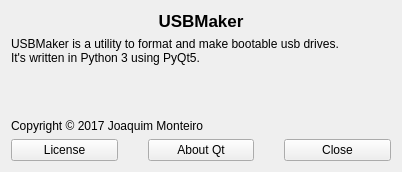
MonterraByte/USBMaker, file USBMaker/about_ui.ui: the form before one commit.
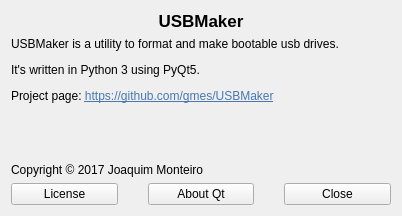
The form after the commit.

Commit message: Add link to github page

Diff of the .ui file:
```diff
--- a/USBMaker/about_ui.ui
+++ b/USBMaker/about_ui.ui
@@ -7,7 +7,7 @@
     <x>0</x>
     <y>0</y>
     <width>402</width>
-    <height>172</height>
+    <height>216</height>
    </rect>
   </property>
   <property name="windowTitle">
@@ -40,14 +40,16 @@
    <item>
     <widget class="QLabel" name="label_text">
      <property name="sizePolicy">
-      <sizepolicy hsizetype="Preferred" vsizetype="Preferred">
+      <sizepolicy hsizetype="Preferred" vsizetype="MinimumExpanding">
        <horstretch>0</horstretch>
        <verstretch>1</verstretch>
       </sizepolicy>
      </property>
      <property name="text">
-      <string>USBMaker is a utility to format and make bootable usb drives.
-It's written in Python 3 using PyQt5.</string>
+      <string>&lt;html&gt;&lt;head/&gt;&lt;body&gt;&lt;p&gt;USBMaker is a utility to format and make bootable usb drives.&lt;/p&gt;&lt;p&gt;It's written in Python 3 using PyQt5.&lt;/p&gt;&lt;p&gt;Project page: &lt;a href=&quot;https://github.com/gmes/USBMaker&quot;&gt;&lt;span style=&quot; text-decoration: underline; color:#4877b1;&quot;&gt;https://github.com/gmes/USBMaker&lt;/span&gt;&lt;/a&gt;&lt;/p&gt;&lt;/body&gt;&lt;/html&gt;</string>
+     </property>
+     <property name="textFormat">
+      <enum>Qt::RichText</enum>
      </property>
      <property name="alignment">
       <set>Qt::AlignLeading|Qt::AlignLeft|Qt::AlignTop</set>
```
Left out of the diff: 3 changed lines with no effect on the pictures. The commit also changes 1 other file.
